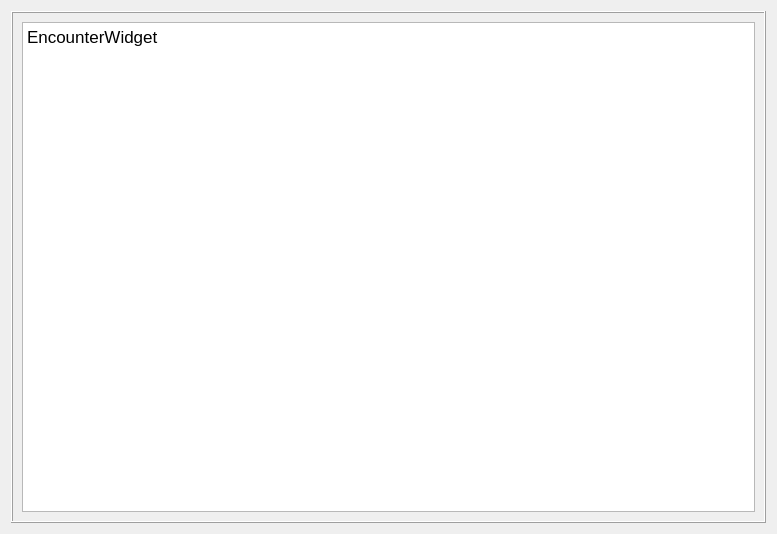
First picture: the form in ui/EncounterWidget.ui, repository blaireaucode/unbroken, before the edit.
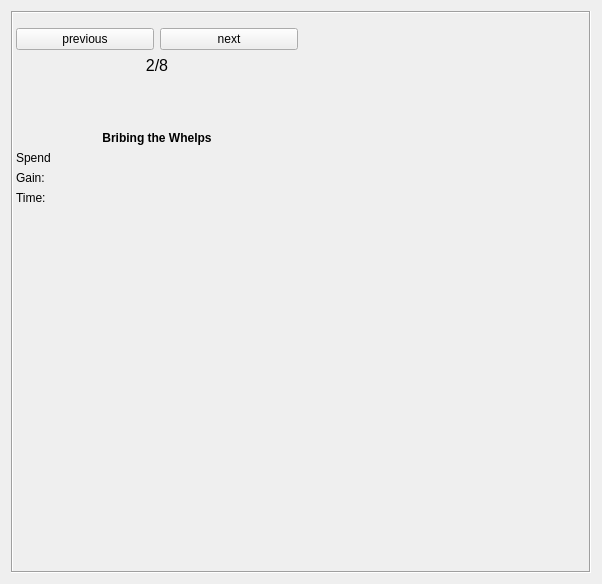
Second picture: the form after the edit. Icons and pictures are not drawn.

```diff
--- a/ui/EncounterWidget.ui
+++ b/ui/EncounterWidget.ui
@@ -6,31 +6,193 @@
    <rect>
     <x>0</x>
     <y>0</y>
-    <width>777</width>
-    <height>534</height>
+    <width>602</width>
+    <height>584</height>
    </rect>
   </property>
   <property name="windowTitle">
    <string>Form</string>
   </property>
-  <layout class="QGridLayout" name="gridLayout_2">
+  <layout class="QGridLayout" name="gridLayout">
    <item row="0" column="0">
     <widget class="QFrame" name="frame">
      <property name="frameShape">
       <enum>QFrame::Box</enum>
      </property>
      <property name="frameShadow">
-      <enum>QFrame::Raised</enum>
+      <enum>QFrame::Sunken</enum>
      </property>
-     <layout class="QGridLayout" name="gridLayout">
-      <item row="0" column="0">
-       <widget class="QTextEdit" name="textEdit">
-        <property name="html">
-         <string>&lt;!DOCTYPE HTML PUBLIC &quot;-//W3C//DTD HTML 4.0//EN&quot; &quot;http://www.w3.org/TR/REC-html40/strict.dtd&quot;&gt;
-&lt;html&gt;&lt;head&gt;&lt;meta name=&quot;qrichtext&quot; content=&quot;1&quot; /&gt;&lt;style type=&quot;text/css&quot;&gt;
-p, li { white-space: pre-wrap; }
-&lt;/style&gt;&lt;/head&gt;&lt;body style=&quot; font-family:'.AppleSystemUIFont'; font-size:13pt; font-weight:400; font-style:normal;&quot;&gt;
-&lt;p style=&quot; margin-top:0px; margin-bottom:0px; margin-left:0px; margin-right:0px; -qt-block-indent:0; text-indent:0px;&quot;&gt;EncounterWidget&lt;/p&gt;&lt;/body&gt;&lt;/html&gt;</string>
+     <layout class="QHBoxLayout" name="horizontalLayout">
+      <property name="leftMargin">
+       <number>3</number>
+      </property>
+      <property name="topMargin">
+       <number>3</number>
+      </property>
+      <property name="rightMargin">
+       <number>3</number>
+      </property>
+      <property name="bottomMargin">
+       <number>3</number>
+      </property>
+      <item>
+       <layout class="QVBoxLayout" name="verticalLayout_3">
+        <item>
+         <spacer name="verticalSpacer_3">
+          <property name="orientation">
+           <enum>Qt::Vertical</enum>
+          </property>
+          <property name="sizeType">
+           <enum>QSizePolicy::Minimum</enum>
+          </property>
+          <property name="sizeHint" stdset="0">
+           <size>
+            <width>20</width>
+            <height>12</height>
+           </size>
+          </property>
+         </spacer>
+        </item>
+        <item>
+         <layout class="QVBoxLayout" name="verticalLayout_2">
+          <item>
+           <layout class="QHBoxLayout" name="horizontalLayout_2">
+            <property name="sizeConstraint">
+             <enum>QLayout::SetDefaultConstraint</enum>
+            </property>
+            <property name="leftMargin">
+             <number>0</number>
+            </property>
+            <item>
+             <widget class="QPushButton" name="previous">
+              <property name="text">
+               <string>previous</string>
+              </property>
+             </widget>
+            </item>
+            <item>
+             <widget class="QPushButton" name="next">
+              <property name="text">
+               <string>next</string>
+              </property>
+             </widget>
+            </item>
+           </layout>
+          </item>
+          <item>
+           <widget class="QLabel" name="label_index">
+            <property name="font">
+             <font>
+              <pointsize>12</pointsize>
+             </font>
+            </property>
+            <property name="lineWidth">
+             <number>1</number>
+            </property>
+            <property name="text">
+             <string>2/8</string>
+            </property>
+            <property name="alignment">
+             <set>Qt::AlignCenter</set>
+            </property>
+           </widget>
+          </item>
+          <item>
+           <spacer name="verticalSpacer">
+            <property name="orientation">
+             <enum>Qt::Vertical</enum>
+            </property>
+            <property name="sizeType">
+             <enum>QSizePolicy::Minimum</enum>
+            </property>
+            <property name="sizeHint" stdset="0">
+             <size>
+              <width>20</width>
+              <height>50</height>
+             </size>
+            </property>
+           </spacer>
+          </item>
+         </layout>
+        </item>
+        <item>
+         <widget class="QLabel" name="label_name">
+          <property name="font">
+           <font>
+            <weight>75</weight>
+            <bold>true</bold>
+           </font>
+          </property>
+          <property name="text">
+           <string>Bribing the Whelps</string>
+          </property>
+          <property name="alignment">
+           <set>Qt::AlignCenter</set>
+          </property>
+         </widget>
+        </item>
+        <item>
+         <layout class="QVBoxLayout" name="verticalLayout">
+          <item>
+           <widget class="QLabel" name="label_spend">
+            <property name="text">
+             <string>Spend</string>
+            </property>
+           </widget>
+          </item>
+          <item>
+           <widget class="QLabel" name="label_gain">
+            <property name="text">
+             <string>Gain:</string>
+            </property>
+           </widget>
+          </item>
+          <item>
+           <widget class="QLabel" name="label_time">
+            <property name="text">
+             <string>Time: </string>
+            </property>
+           </widget>
+          </item>
+          <item>
+           <spacer name="verticalSpacer_2">
+            <property name="orientation">
+             <enum>Qt::Vertical</enum>
+            </property>
+            <property name="sizeHint" stdset="0">
+             <size>
+              <width>20</width>
+              <height>40</height>
+             </size>
+            </property>
+           </spacer>
+          </item>
+         </layout>
+        </item>
+       </layout>
+      </item>
+      <item>
+       <widget class="QLabel" name="label">
+        <property name="minimumSize">
+         <size>
+          <width>0</width>
+          <height>550</height>
+         </size>
+        </property>
+        <property name="maximumSize">
+         <size>
+          <width>16777215</width>
+          <height>550</height>
+         </size>
+        </property>
+        <property name="text">
+         <string/>
+        </property>
+        <property name="pixmap">
+         <pixmap resource="../qrc/unbroken.qrc">:/encounters/encounters/5.png</pixmap>
+        </property>
+        <property name="scaledContents">
+         <bool>false</bool>
         </property>
        </widget>
       </item>
```
Left out of the diff: 4 changed lines with no effect on the pictures.
